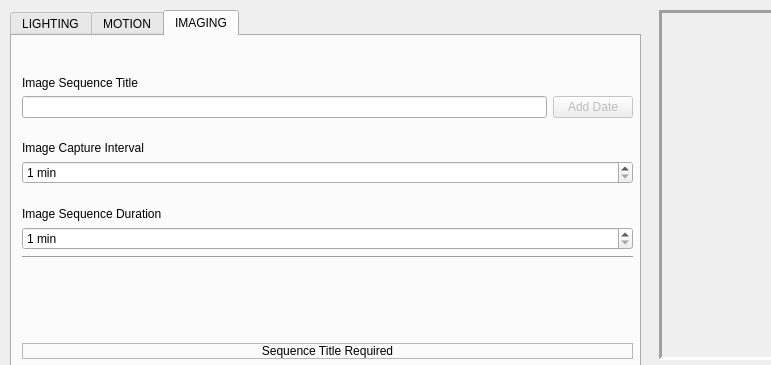
CoCl-Jerry/SciSpin_Max_Dev, file _ui/Clinostat.ui: the form before one commit; both pictures show x 0 to 771 and y 0 to 365 of the 1024 by 600 pixel window.
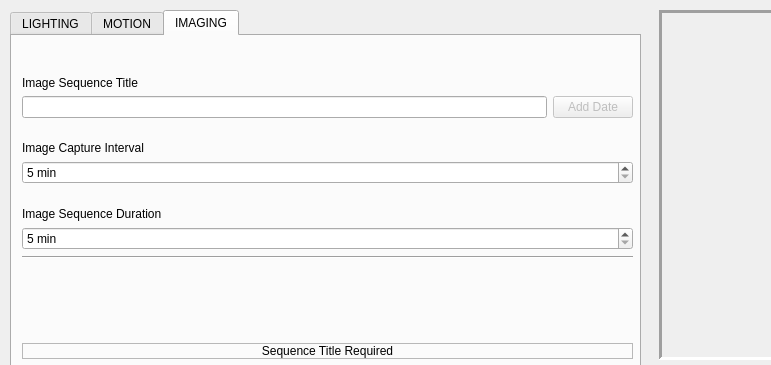
The form after the commit. The open tabs and pages were chosen to show the change. Icons and pictures are not drawn.

Patch:
```diff
--- a/_ui/Clinostat.ui
+++ b/_ui/Clinostat.ui
@@ -809,7 +809,7 @@
             <string> min</string>
            </property>
            <property name="minimum">
-            <number>1</number>
+            <number>5</number>
            </property>
            <property name="maximum">
             <number>99999999</number>
@@ -852,7 +852,7 @@
             <string> min</string>
            </property>
            <property name="minimum">
-            <number>1</number>
+            <number>5</number>
            </property>
            <property name="maximum">
             <number>99999999</number>
```
Left out of the diff: 2 changed lines with no effect on the pictures.
